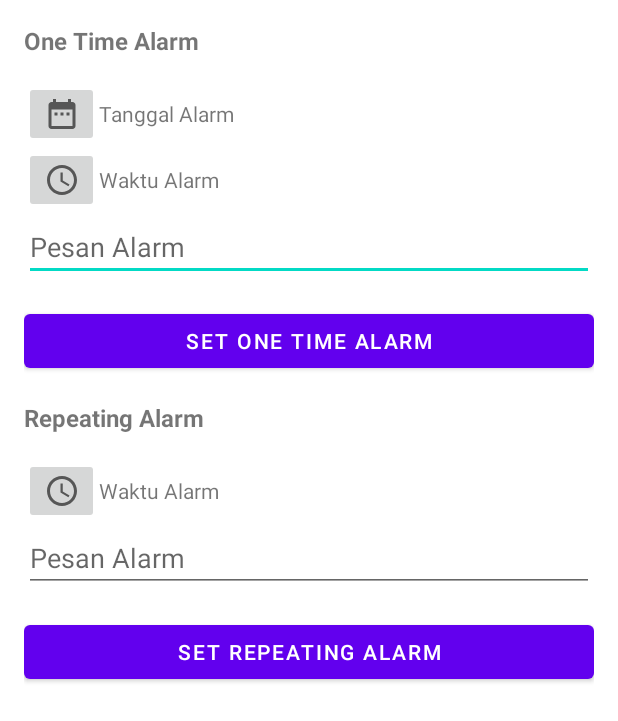
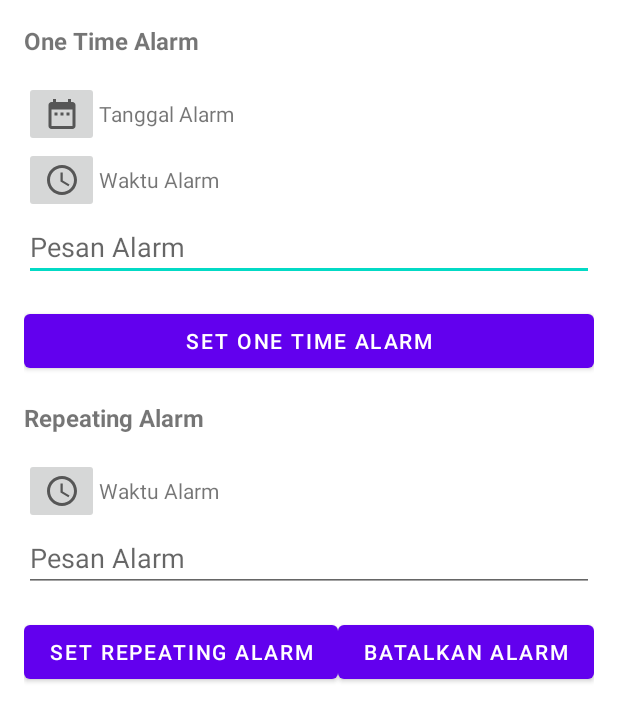
Before and after one commit to bennyfajri/MyAlarmManager, an Android app: the layout activity_main.xml on its own in the app's theme, with its tools: preview values and no code run, on a phone screen of 412 x 824 dp. Shown: the top 721 px of the screen. Run offline under Robolectric (Android 15) with nearby library versions, the phone set to English and light mode, and no system bars.

Commit message:
cancelling alarm manager

```diff
--- a/app/src/main/java/com/drsync/myalarmmanager/MainActivity.kt
+++ b/app/src/main/java/com/drsync/myalarmmanager/MainActivity.kt
@@ -34,6 +34,9 @@ class MainActivity : AppCompatActivity(), View.OnClickListener,
         binding?.btnRepeatingTime?.setOnClickListener(this)
         binding?.btnSetRepeatingAlarm?.setOnClickListener(this)
 
+        // Listener canceling alarm
+        binding?.btnCancelRepeatingAlarm?.setOnClickListener(this)
+
         alarmReceiver = AlarmReceiver()
     }
 
@@ -68,6 +71,7 @@ class MainActivity : AppCompatActivity(), View.OnClickListener,
                 val repeatMessage = binding?.edtRepeatingMessage?.text.toString()
                 alarmReceiver.setRepeatingAlarm(this, AlarmReceiver.TYPE_REPEATING,  repeatTime, repeatMessage)
             }
+            R.id.btn_cancel_repeating_alarm -> alarmReceiver.cancelAlarm(this, AlarmReceiver.TYPE_REPEATING)
         }
     }
 
--- a/app/src/main/res/layout/activity_main.xml
+++ b/app/src/main/res/layout/activity_main.xml
@@ -103,6 +103,13 @@
             android:layout_height="wrap_content"
             android:layout_weight="0.5"
             android:text="@string/set_repeating_alarm" />
+
+        <Button
+            android:id="@+id/btn_cancel_repeating_alarm"
+            android:layout_width="wrap_content"
+            android:layout_height="wrap_content"
+            android:layout_weight="0.5"
+            android:text="@string/cancel_alarm"/>
     </LinearLayout>
 
 </LinearLayout>
```
Also changed, not shown: app/src/main/java/com/drsync/myalarmmanager/AlarmReceiver.kt (+12 -0 lines).
